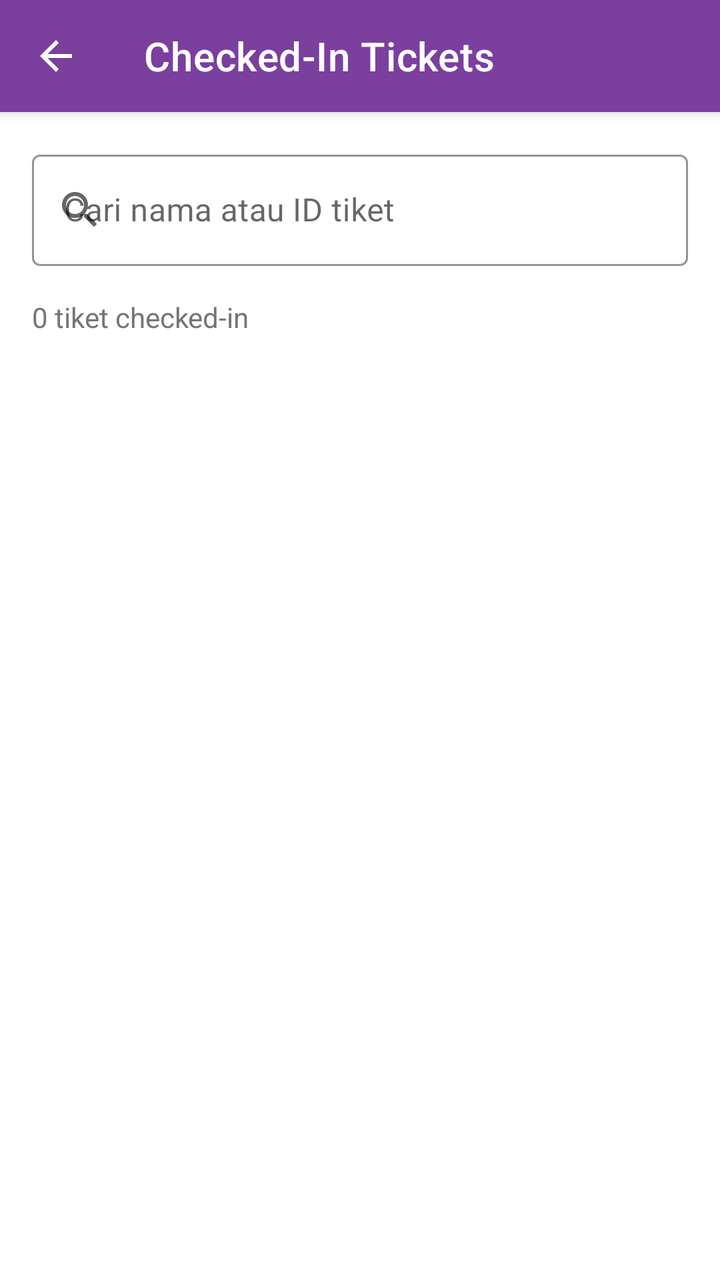
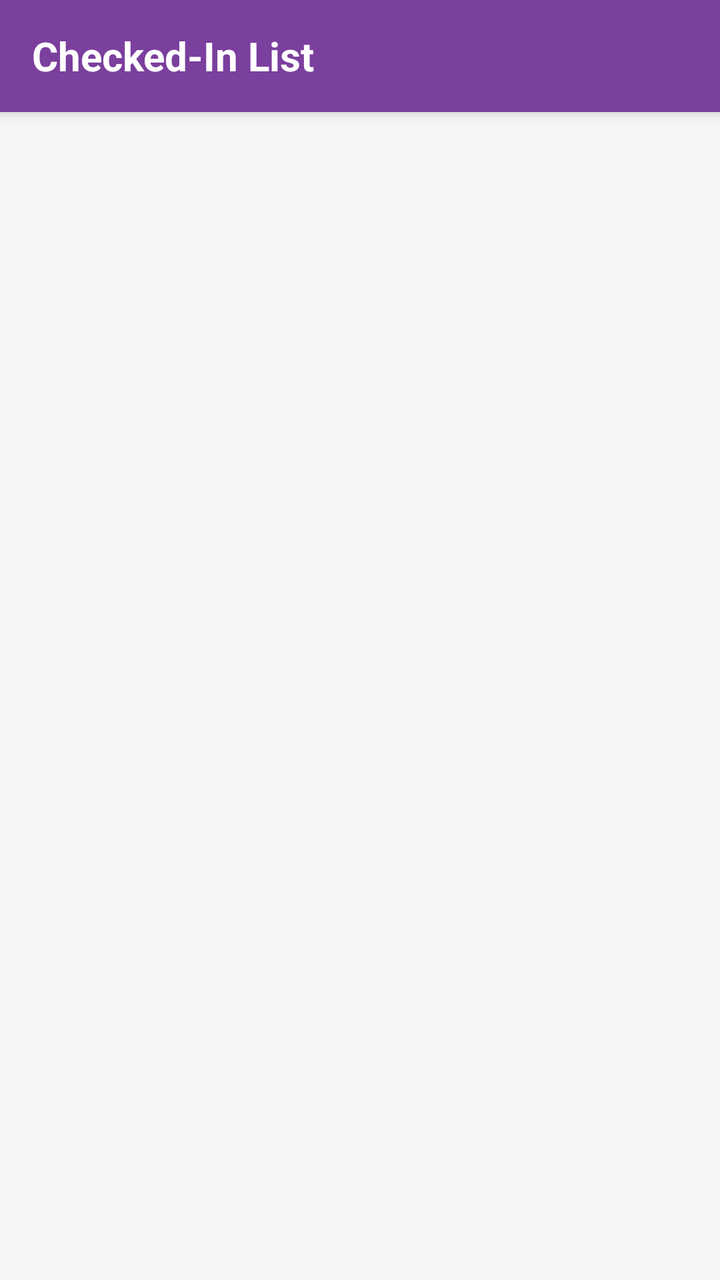

The first picture is an Android layout as it rendered before a commit; the second is the same layout after the commit. The layout source and the unified diff follow.
<!-- AndroidManifest.xml: activity theme Theme.MaterialComponents.DayNight.NoActionBar -->
<!-- res/layout/activity_checked_in_list.xml -->
<?xml version="1.0" encoding="utf-8"?>
<LinearLayout xmlns:android="http://schemas.android.com/apk/res/android"
    xmlns:app="http://schemas.android.com/apk/res-auto"
    android:layout_width="match_parent"
    android:layout_height="match_parent"
    android:orientation="vertical"
    android:background="@android:color/white">

    <com.google.android.material.appbar.MaterialToolbar
        android:id="@+id/toolbar"
        android:layout_width="match_parent"
        android:layout_height="?attr/actionBarSize"
        android:background="@color/primary"
        android:elevation="4dp"
        app:title="Checked-In Tickets"
        app:titleTextColor="@android:color/white"
        app:navigationIcon="@drawable/ic_back" />

    <com.google.android.material.textfield.TextInputLayout
        android:layout_width="match_parent"
        android:layout_height="wrap_content"
        android:layout_margin="16dp"
        style="@style/Widget.MaterialComponents.TextInputLayout.OutlinedBox"
        app:startIconDrawable="@drawable/ic_search"
        app:boxStrokeColor="@color/primary">

        <com.google.android.material.textfield.TextInputEditText
            android:id="@+id/etSearch"
            android:layout_width="match_parent"
            android:layout_height="wrap_content"
            android:hint="Cari nama atau ID tiket"
            android:maxLines="1"
            android:inputType="text" />
    </com.google.android.material.textfield.TextInputLayout>

    <TextView
        android:id="@+id/tvCount"
        android:layout_width="wrap_content"
        android:layout_height="wrap_content"
        android:text="0 tiket checked-in"
        android:textSize="14sp"
        android:textColor="@color/text_secondary"
        android:layout_marginStart="16dp"
        android:layout_marginBottom="8dp" />

    <androidx.recyclerview.widget.RecyclerView
        android:id="@+id/recyclerViewCheckedIn"
        android:layout_width="match_parent"
        android:layout_height="0dp"
        android:layout_weight="1"
        android:clipToPadding="false"
        android:paddingBottom="16dp"
        android:background="@android:color/white" />

</LinearLayout>
<!-- resources referenced by this layout -->
<resources>
  <color name="primary">#7B3F9E</color>
  <color name="text_secondary">#757575</color>
  <!-- drawable ic_back (drawable) -->
  <vector android:height="24dp" android:tint="#FFFFFF"
      android:viewportHeight="24" android:viewportWidth="24"
      android:width="24dp" xmlns:android="http://schemas.android.com/apk/res/android">
      <path android:fillColor="@android:color/white"
          android:pathData="M20,11H7.83l5.59,-5.59L12,4l-8,8 8,8 1.41,-1.41L7.83,13H20v-2z"/>
  </vector>
  <!-- drawable ic_search (drawable) -->
  <vector android:height="24dp" android:tint="#666666"
      android:viewportHeight="24" android:viewportWidth="24"
      android:width="24dp" xmlns:android="http://schemas.android.com/apk/res/android">
      <path android:fillColor="@android:color/white"
          android:pathData="M15.5,14h-0.79l-0.28,-0.27C15.41,12.59 16,11.11 16,9.5 16,5.91 13.09,3 9.5,3S3,5.91 3,9.5 5.91,16 9.5,16c1.61,0 3.09,-0.59 4.23,-1.57l0.27,0.28v0.79l5,4.99L20.49,19l-4.99,-5zM9.5,14C7.01,14 5,11.99 5,9.5S7.01,5 9.5,5 14,7.01 14,9.5 11.99,14 9.5,14z"/>
  </vector>
</resources>

<!-- the commit's change to res/layout/activity_checked_in_list.xml (unified diff, before → after) -->
@@ -1,55 +1,61 @@
 <?xml version="1.0" encoding="utf-8"?>
-<LinearLayout xmlns:android="http://schemas.android.com/apk/res/android"
+<RelativeLayout xmlns:android="http://schemas.android.com/apk/res/android"
     xmlns:app="http://schemas.android.com/apk/res-auto"
     android:layout_width="match_parent"
     android:layout_height="match_parent"
-    android:orientation="vertical"
-    android:background="@android:color/white">
+    android:background="#F5F5F5">
 
-    <com.google.android.material.appbar.MaterialToolbar
-        android:id="@+id/toolbar"
+    
+    <LinearLayout
+        android:id="@+id/headerLayout"
         android:layout_width="match_parent"
         android:layout_height="?attr/actionBarSize"
         android:background="@color/primary"
-        android:elevation="4dp"
-        app:title="Checked-In Tickets"
-        app:titleTextColor="@android:color/white"
-        app:navigationIcon="@drawable/ic_back" />
+        android:orientation="horizontal"
+        android:gravity="center_vertical"
+        android:paddingStart="16dp"
+        android:paddingEnd="16dp"
+        android:elevation="4dp">
 
-    <com.google.android.material.textfield.TextInputLayout
+        <TextView
+            android:id="@+id/toolbar"
+            android:layout_width="0dp"
+            android:layout_height="wrap_content"
+            android:layout_weight="1"
+            android:text="Checked-In List"
+            android:textColor="@android:color/white"
+            android:textSize="20sp"
+            android:textStyle="bold" />
+
+    </LinearLayout>
+
+    
+    <androidx.recyclerview.widget.RecyclerView
+        android:id="@+id/recyclerViewCheckInLists"
         android:layout_width="match_parent"
-        android:layout_height="wrap_content"
-        android:layout_margin="16dp"
-        style="@style/Widget.MaterialComponents.TextInputLayout.OutlinedBox"
-        app:startIconDrawable="@drawable/ic_search"
-        app:boxStrokeColor="@color/primary">
+        android:layout_height="match_parent"
+        android:layout_below="@id/headerLayout"
+        android:clipToPadding="false"
+        android:paddingTop="8dp"
+        android:paddingBottom="8dp" />
 
-        <com.google.android.material.textfield.TextInputEditText
-            android:id="@+id/etSearch"
-            android:layout_width="match_parent"
-            android:layout_height="wrap_content"
-            android:hint="Cari nama atau ID tiket"
-            android:maxLines="1"
-            android:inputType="text" />
-    </com.google.android.material.textfield.TextInputLayout>
-
-    <TextView
-        android:id="@+id/tvCount"
+    
+    <ProgressBar
+        android:id="@+id/progressBar"
         android:layout_width="wrap_content"
         android:layout_height="wrap_content"
-        android:text="0 tiket checked-in"
-        android:textSize="14sp"
-        android:textColor="@color/text_secondary"
-        android:layout_marginStart="16dp"
-        android:layout_marginBottom="8dp" />
+        android:layout_centerInParent="true"
+        android:visibility="gone" />
 
-    <androidx.recyclerview.widget.RecyclerView
-        android:id="@+id/recyclerViewCheckedIn"
-        android:layout_width="match_parent"
-        android:layout_height="0dp"
-        android:layout_weight="1"
-        android:clipToPadding="false"
-        android:paddingBottom="16dp"
-        android:background="@android:color/white" />
+    
+    <TextView
+        android:id="@+id/tvEmptyState"
+        android:layout_width="wrap_content"
+        android:layout_height="wrap_content"
+        android:layout_centerInParent="true"
+        android:text="No checked-in attendees yet"
+        android:textSize="16sp"
+        android:textColor="@android:color/darker_gray"
+        android:visibility="gone" />
 
-</LinearLayout>
+</RelativeLayout>
<!-- resource entries referenced after the edit -->
@@ -1,20 +1,5 @@
 <!-- resources referenced by this layout -->
 <resources>
   <color name="primary">#7B3F9E</color>
-  <color name="text_secondary">#757575</color>
-  <!-- drawable ic_back (drawable) -->
-  <vector android:height="24dp" android:tint="#FFFFFF"
-      android:viewportHeight="24" android:viewportWidth="24"
-      android:width="24dp" xmlns:android="http://schemas.android.com/apk/res/android">
-      <path android:fillColor="@android:color/white"
-          android:pathData="M20,11H7.83l5.59,-5.59L12,4l-8,8 8,8 1.41,-1.41L7.83,13H20v-2z"/>
-  </vector>
-  <!-- drawable ic_search (drawable) -->
-  <vector android:height="24dp" android:tint="#666666"
-      android:viewportHeight="24" android:viewportWidth="24"
-      android:width="24dp" xmlns:android="http://schemas.android.com/apk/res/android">
-      <path android:fillColor="@android:color/white"
-          android:pathData="M15.5,14h-0.79l-0.28,-0.27C15.41,12.59 16,11.11 16,9.5 16,5.91 13.09,3 9.5,3S3,5.91 3,9.5 5.91,16 9.5,16c1.61,0 3.09,-0.59 4.23,-1.57l0.27,0.28v0.79l5,4.99L20.49,19l-4.99,-5zM9.5,14C7.01,14 5,11.99 5,9.5S7.01,5 9.5,5 14,7.01 14,9.5 11.99,14 9.5,14z"/>
-  </vector>
 </resources>
 
